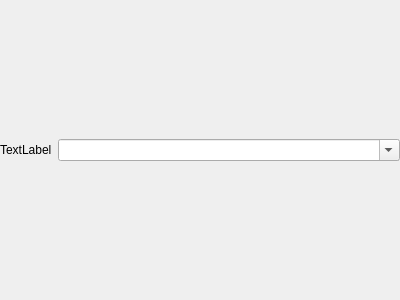
Qt form source/CSelectHelper.ui (Flk427/edth) before a commit.
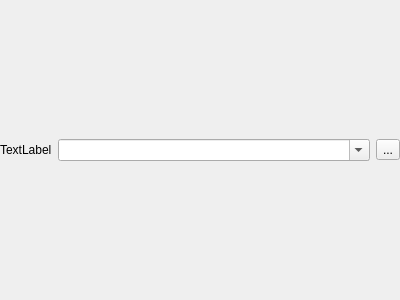
The same form after that commit.

What changed in the file:
```diff
--- a/source/CSelectHelper.ui
+++ b/source/CSelectHelper.ui
@@ -49,6 +49,13 @@
      </property>
     </widget>
    </item>
+   <item>
+    <widget class="QToolButton" name="toolButton">
+     <property name="text">
+      <string>...</string>
+     </property>
+    </widget>
+   </item>
   </layout>
  </widget>
  <resources/>
```
